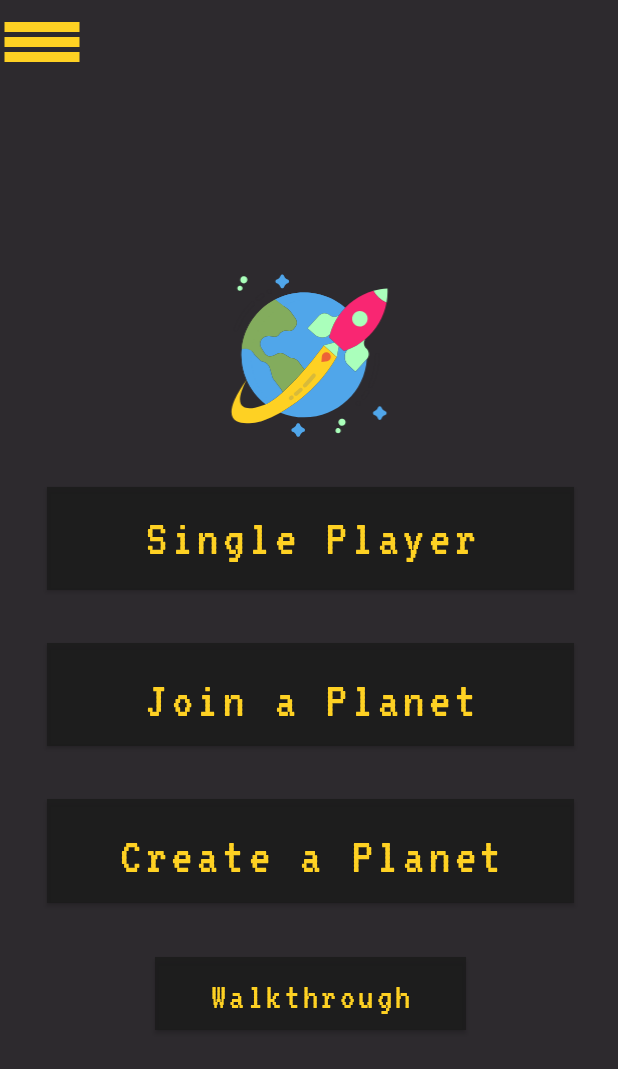
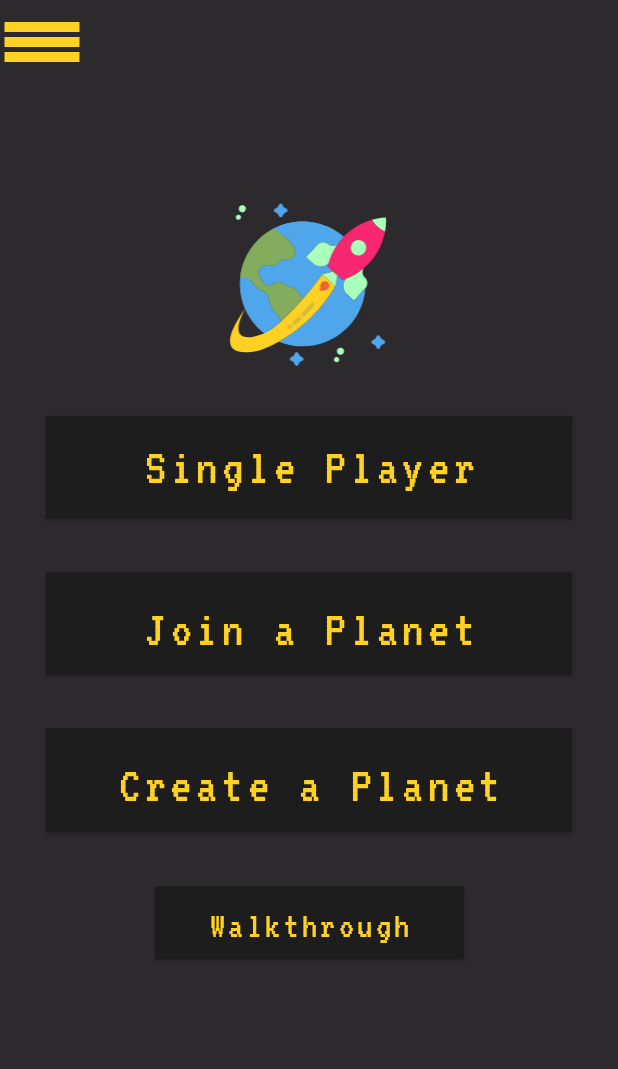
Before and after one commit to emre-cil/interstellar-enemies, an Android app: the screen it shows after launch once a user with an empty profile is signed in (HomePage), on a phone screen of 412 x 824 dp. Shown: the top 1069 px of the screen. Run offline under Robolectric (Android 15) with nearby library versions, the phone set to English and light mode, and no system bars; our stand-ins replace Firebase (no records; nobody signed in at launch, a user with empty details on screens opened directly).

Commit message:
layout problem fixed and navigation menu color added.
Signed-off-by: Kheseyroon <info.emrecil@gmail.com>
Co-Authored-By: mmkarakaya <karakaya.mehmet.melih@gmail.com>

```diff
--- a/app/src/main/res/layout/activity_home_page.xml
+++ b/app/src/main/res/layout/activity_home_page.xml
@@ -16,12 +16,17 @@
         android:id="@+id/nav_view"
         app:headerLayout="@layout/header"
         app:menu="@menu/main_menu"
-        android:layout_gravity="start" />
+        app:itemTextColor="@color/yellow"
+        app:itemIconTint="@color/purple"
+        android:layout_gravity="start" >
+
+    </com.google.android.material.navigation.NavigationView>
 
 
-    <androidx.constraintlayout.widget.ConstraintLayout
+    <LinearLayout
         android:layout_width="match_parent"
         android:layout_height="match_parent"
+        android:orientation="vertical"
         android:background="#2D2A2E">
 
         <include
@@ -30,17 +35,11 @@
 
         <FrameLayout
             android:id="@+id/fragment_container"
-            android:layout_width="414dp"
-            android:layout_height="673dp"
-            app:layout_constraintBottom_toBottomOf="parent"
-            app:layout_constraintEnd_toEndOf="parent"
-            app:layout_constraintHorizontal_bias="0.5"
-            app:layout_constraintStart_toStartOf="parent"
-            app:layout_constraintTop_toBottomOf="@+id/toolbar">
+            android:layout_width="match_parent"
+            android:layout_height="673dp">
 
         </FrameLayout>
-
-    </androidx.constraintlayout.widget.ConstraintLayout>
+    </LinearLayout>
 
 
 </androidx.drawerlayout.widget.DrawerLayout>
```
